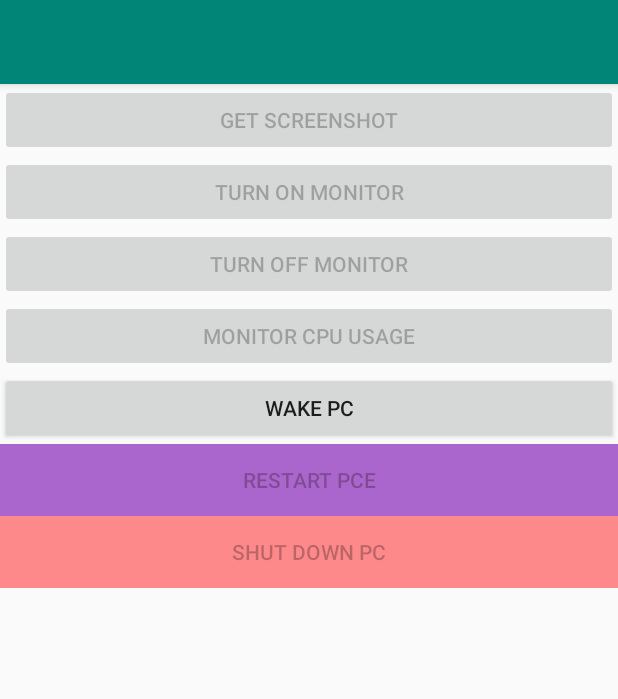
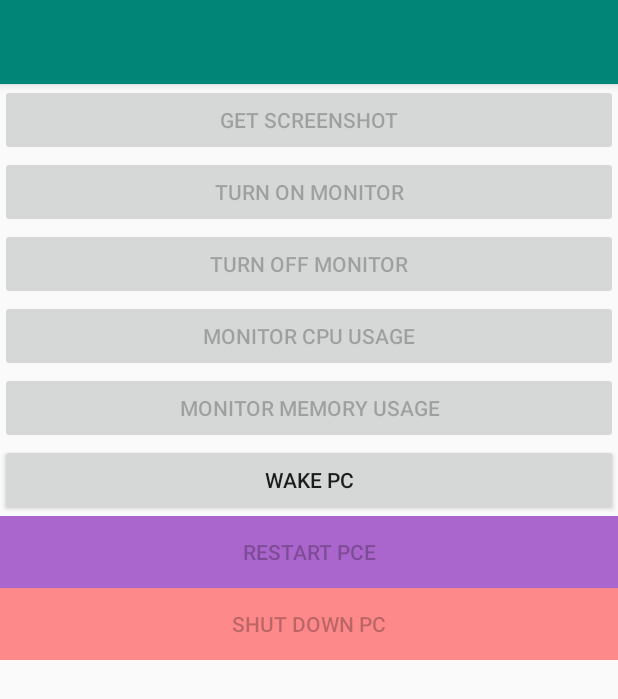
Before and after one commit to HusseinHroub/ClientUDPRemake, an Android app: the screen it shows after launch (MainActivity), on a phone screen of 412 x 824 dp. Shown: the top 699 px of the screen. Run offline under Robolectric (Android 15) with nearby library versions, the phone set to English and light mode, and no system bars; libraries missing offline, so code that uses them is left out: com.github.chrisbanes.photoview; plain views replace PhotoView; network calls fail; 7 statements that could not run were skipped.

Commit message:
Added monitor memory

```diff
--- a/app/src/main/java/com/example/clientudpremake/commands/receivers/MonitorCPUUsageCommand.java
+++ /dev/null
@@ -1,87 +0,0 @@
-package com.example.clientudpremake.commands.receivers;
-
-import android.app.Activity;
-import android.os.Build;
-import android.os.Handler;
-import android.view.View;
-import android.widget.TextView;
-
-import androidx.annotation.RequiresApi;
-
-import com.example.clientudpremake.R;
-import com.example.clientudpremake.commands.Command;
-import com.example.clientudpremake.utilites.AnimationUtils;
-import com.example.clientudpremake.utilites.LogUtility;
-import com.example.clientudpremake.workers.websocket.WebSocketCommandsFactory;
-
-import java.util.HashSet;
-import java.util.Set;
-
-import lombok.Setter;
-
-
-public class MonitorCPUUsageCommand implements Command {
-    private static final long DELAY_AMOUNT = 1000;
-
-    @Setter
-    private String cpuValue;
-    @Setter
-    private long currentSequenceId;
-
-    private final Set<Long> expectedSequenceIds;
-    private final Handler handler;
-
-    public MonitorCPUUsageCommand() {
-        handler = new Handler();
-        expectedSequenceIds = new HashSet<>();
-    }
-
-    @Override
-    public void apply(Activity activity) {
-        if (isValidSequenceId()) {
-            LogUtility.log("Received valid sequence id, clearing set and starting actual process");
-            expectedSequenceIds.clear();
-            processCPUValueShowing(activity);
-        } else {
-            LogUtility.log("Received in-valid sequence id: " + currentSequenceId);
-        }
-    }
-
-    private void processCPUValueShowing(Activity activity) {
-        View cpuUsageContainer = activity.findViewById(R.id.cpu_usage_container);
-        if (cpuUsageContainer.getVisibility() == View.GONE) {
-            AnimationUtils.fadeIn(cpuUsageContainer);
-            startMonitoringJob(activity);
-            LogUtility.log("CPU container is not visible, fading it in, and started monitor job.");
-        }
-    }
-
-    private boolean isValidSequenceId() {
-        return expectedSequenceIds.contains(currentSequenceId);
-    }
-
-    private void startMonitoringJob(Activity activity) {
-        handler.postDelayed(new Runnable() {
-            @RequiresApi(api = Build.VERSION_CODES.N)
-            @Override
-            public void run() {
-                TextView cpuTextView = activity.findViewById(R.id.cpu_text_view);
-                cpuTextView.setText("CPU Usage: " + cpuValue);
-                WebSocketCommandsFactory.getSenderCommand(R.id.monitor_cpu_usage_button).apply(activity);
-                LogUtility.log("Displayed new CPU usage value and asking next value from server in: " + DELAY_AMOUNT + "ms");
-                handler.postDelayed(this, DELAY_AMOUNT);
-            }
-        }, DELAY_AMOUNT);
-    }
-
-    public void stopMonitoring() {
-        LogUtility.log("stopping handler of MonitorCpuUsage");
-        handler.removeCallbacksAndMessages(null);
-        expectedSequenceIds.clear();
-    }
-
-    public void addExpectedSequenceID(long expectedSequenceId) {
-        LogUtility.log("added " + expectedSequenceId + " as expected sequence value in set");
-        expectedSequenceIds.add(expectedSequenceId);
-    }
-}
--- a/app/src/main/java/com/example/clientudpremake/models/CPUUsageModel.java
+++ b/app/src/main/java/com/example/clientudpremake/models/UsageModel.java
@@ -5,7 +5,7 @@ import lombok.Getter;
 
 @Getter
 @Builder
-public class CPUUsageModel {
+public class UsageModel {
     private final String type;
     private final long sequenceId;
 }
--- a/app/src/main/java/com/example/clientudpremake/popups/CPUMonitorPopup.java
+++ b/app/src/main/java/com/example/clientudpremake/popups/MonitorPopup.java
@@ -2,21 +2,23 @@ package com.example.clientudpremake.popups;
 
 import android.view.View;
 
-import com.example.clientudpremake.commands.receivers.MonitorCPUUsageCommand;
+import com.example.clientudpremake.monitors.AbstractMonitorUsage;
 import com.example.clientudpremake.utilites.AnimationUtils;
 import com.example.clientudpremake.utilites.LogUtility;
 
-public class CPUMonitorPopup extends PopUps {
-    private final MonitorCPUUsageCommand cpuUsageCommand;
+import java.util.function.Function;
 
-    public CPUMonitorPopup(View view, MonitorCPUUsageCommand cpuUsageCommand) {
+public class MonitorPopup extends PopUps {
+    private final Runnable stopMonitorRunnable;
+
+    public MonitorPopup(View view, Runnable stopMonitorRunnable) {
         super(view);
-        this.cpuUsageCommand = cpuUsageCommand;
+        this.stopMonitorRunnable = stopMonitorRunnable;
     }
 
     @Override
     public void removeVisibility() {
-        cpuUsageCommand.stopMonitoring();
+        stopMonitorRunnable.run();
         LogUtility.log("A popup is visible, fading it out!");
         AnimationUtils.fadeOut(view);
     }
--- /dev/null
+++ b/app/src/main/java/com/example/clientudpremake/workers/websocket/monitors/MonitorUsages.java
@@ -0,0 +1,87 @@
+package com.example.clientudpremake.workers.websocket.monitors;
+
+import android.app.Activity;
+
+import com.example.clientudpremake.R;
+import com.example.clientudpremake.commands.Command;
+import com.example.clientudpremake.monitors.AbstractMonitorUsage;
+import com.example.clientudpremake.monitors.MonitorCPU;
+import com.example.clientudpremake.monitors.MonitorMemory;
+import com.example.clientudpremake.utilites.LogUtility;
+
+import java.util.HashMap;
+import java.util.Map;
+
+import lombok.RequiredArgsConstructor;
+
+public class MonitorUsages {
+    public static final String GET_CPU_USAGE = "getCpuUsage";
+    public static final String GET_MEMORY_USAGE = "getMemoryUsage";
+
+    private final AbstractMonitorUsage monitorCPUUsage;
+    private final AbstractMonitorUsage monitorMemoryUsage;
+    private final Map<String, AbstractMonitorUsage> monitors = new HashMap<>();
+
+    public MonitorUsages() {
+        monitorCPUUsage = new MonitorCPU();
+        monitorMemoryUsage = new MonitorMemory();
+        initMonitorsMap();
+    }
+
+    private void initMonitorsMap() {
+        monitors.put("" + R.id.monitor_cpu_usage_button, monitorCPUUsage);
+        monitors.put("" + R.id.monitor_memory_usage_button, monitorMemoryUsage);
+        monitors.put(GET_CPU_USAGE, monitorCPUUsage);
+        monitors.put(GET_MEMORY_USAGE, monitorMemoryUsage);
+    }
+
+    public void monitorNewData(Activity activity, MonitoringDetailsData monitoringDetailsData) {
+        AbstractMonitorUsage abstractMonitorUsage = getMonitorUsage(monitoringDetailsData.type);
+        abstractMonitorUsage.monitorNewRecord(activity, monitoringDetailsData.sequenceId, monitoringDetailsData.value);
+    }
+
+    public Command getMonitorCommandFromReceiveEvent(String messageType, String value, long sequenceId) {
+        return new MonitorReceiveCommand(messageType, value, sequenceId);
+    }
+
+    public void sendMonitorRequest(int id) {
+        getMonitorUsage(id).sendNewReadingRequest();
+    }
+
+    public void stopMonitors() {
+        monitorCPUUsage.stopMonitoring();
+        monitorMemoryUsage.stopMonitoring();
+    }
+
+    private AbstractMonitorUsage getMonitorUsage(int buttonId) {
+        return getMonitorUsage("" + buttonId);
+    }
+
+    private AbstractMonitorUsage getMonitorUsage(String type) {
+        AbstractMonitorUsage abstractMonitorUsage = monitors.get(type);
+        if (abstractMonitorUsage == null) {
+            LogUtility.log("Got null monitor usage with type: " + type);
+            throw new IllegalArgumentException("Got null monitor usage with type: " + type);
+        }
+        return abstractMonitorUsage;
+    }
+
+    private class MonitorReceiveCommand extends MonitoringDetailsData implements Command {
+
+        public MonitorReceiveCommand(String type, String value, long sequenceId) {
+            super(type, value, sequenceId);
+        }
+
+        @Override
+        public void apply(Activity activity) {
+            monitorNewData(activity, this);
+        }
+    }
+
+    @RequiredArgsConstructor
+    private static class MonitoringDetailsData {
+        private final String type;
+        private final String value;
+        private final long sequenceId;
+    }
+}
--- a/app/src/main/res/layout/activity_main.xml
+++ b/app/src/main/res/layout/activity_main.xml
@@ -7,9 +7,13 @@
     android:orientation="vertical"
     tools:context=".activites.mainactivity.MainActivity">
 
+    <ScrollView
+        android:layout_width="match_parent"
+        android:layout_height="match_parent">
+
         <LinearLayout
             android:layout_width="match_parent"
-        android:layout_height="match_parent"
+            android:layout_height="wrap_content"
             android:orientation="vertical">
 
             <Button
@@ -17,7 +21,7 @@
                 android:layout_width="match_parent"
                 android:layout_height="wrap_content"
                 android:enabled="false"
-            android:onClick="sendMessage"
+                android:onClick="sendWebSocketMessage"
                 android:text="@string/screenshot" />
 
             <Button
@@ -25,7 +29,7 @@
                 android:layout_width="match_parent"
                 android:layout_height="wrap_content"
                 android:enabled="false"
-            android:onClick="sendMessage"
+                android:onClick="sendWebSocketMessage"
                 android:text="@string/onmonitor" />
 
             <Button
@@ -33,7 +37,7 @@
                 android:layout_width="match_parent"
                 android:layout_height="wrap_content"
                 android:enabled="false"
-            android:onClick="sendMessage"
+                android:onClick="sendWebSocketMessage"
                 android:text="@string/offmoniotr" />
 
             <Button
@@ -41,14 +45,22 @@
                 android:layout_width="match_parent"
                 android:layout_height="wrap_content"
                 android:enabled="false"
-            android:onClick="sendMessage"
+                android:onClick="sendWebSocketMessageForMonitor"
                 android:text="Monitor CPU Usage" />
+
+            <Button
+                android:id="@+id/monitor_memory_usage_button"
+                android:layout_width="match_parent"
+                android:layout_height="wrap_content"
+                android:enabled="false"
+                android:onClick="sendWebSocketMessageForMonitor"
+                android:text="Monitor Memory Usage" />
 
             <Button
                 android:id="@+id/wakeButton"
                 android:layout_width="match_parent"
                 android:layout_height="wrap_content"
-            android:onClick="sendMessage"
+                android:onClick="sendWebSocketMessage"
                 android:text="@string/wakepc" />
 
             <Button
@@ -57,7 +69,7 @@
                 android:layout_height="wrap_content"
                 android:background="@android:color/holo_purple"
                 android:enabled="false"
-            android:onClick="sendMessage"
+                android:onClick="sendWebSocketMessage"
                 android:text="@string/rrpc" />
 
             <Button
@@ -66,9 +78,10 @@
                 android:layout_height="wrap_content"
                 android:background="@color/colorAccent"
                 android:enabled="false"
-            android:onClick="sendMessage"
+                android:onClick="sendWebSocketMessage"
                 android:text="@string/shutpc" />
         </LinearLayout>
+    </ScrollView>
 
     <RelativeLayout
         android:clickable="true"
@@ -87,7 +100,7 @@
     </RelativeLayout>
 
     <RelativeLayout
-        android:id="@+id/cpu_usage_container"
+        android:id="@+id/monitor_usage_container"
         android:layout_width="match_parent"
         android:layout_height="match_parent"
         android:background="#FFFFFF"
@@ -97,10 +110,10 @@
         android:focusable="true">
 
         <TextView
-            android:id="@+id/cpu_text_view"
+            android:id="@+id/usage_text_view"
             android:layout_width="wrap_content"
             android:layout_height="wrap_content"
-            android:text="CPU Usage: "
+            android:text="Usage: "
             android:textSize="30sp" />
     </RelativeLayout>
 
```
Also changed, not shown: app/src/main/java/com/example/clientudpremake/activites/mainactivity/MainActivity.java (+13 -6 lines), app/src/main/java/com/example/clientudpremake/commands/senders/CPUUsageSenderCommand.java (deleted, +0 -25 lines), app/src/main/java/com/example/clientudpremake/monitors/AbstractMonitorUsage.java (added, +95 -0 lines), app/src/main/java/com/example/clientudpremake/monitors/MonitorCPU.java (added, +15 -0 lines), app/src/main/java/com/example/clientudpremake/monitors/MonitorMemory.java (added, +13 -0 lines), app/src/main/java/com/example/clientudpremake/workers/websocket/WebSocketCommandsFactory.java (+12 -14 lines). Lines whose indentation alone changed are shown as unchanged.
